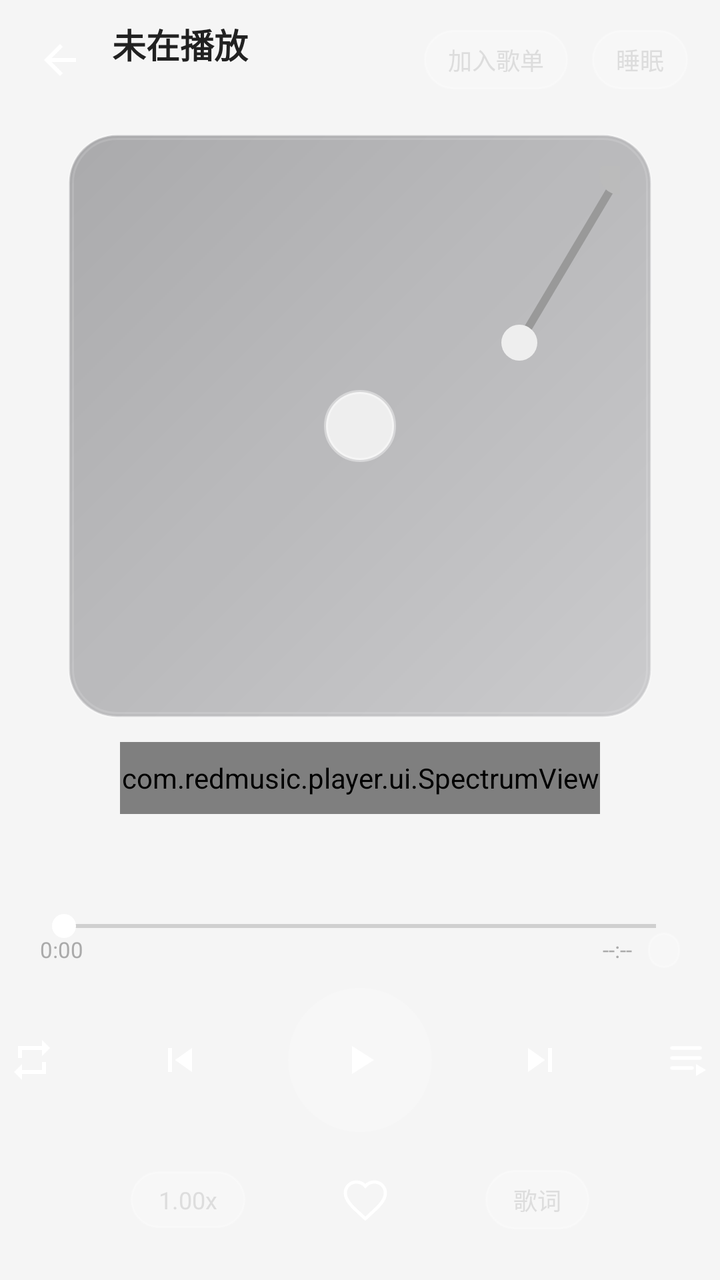
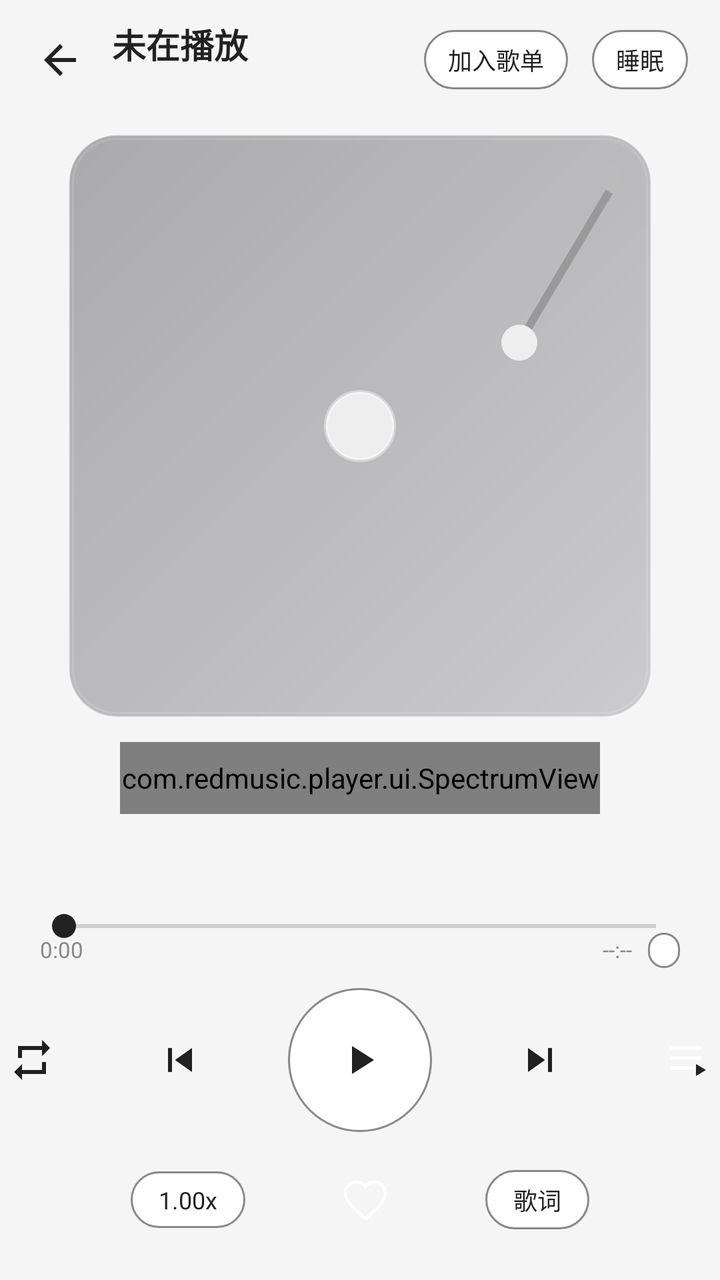

Compare the two renders of this Android layout. The source of the first and the diff that turns it into the second are given below.
<!-- AndroidManifest.xml: application theme Theme.RedMusic -->
<!-- res/layout/activity_player.xml -->
<?xml version="1.0" encoding="utf-8"?>
<FrameLayout xmlns:android="http://schemas.android.com/apk/res/android"
    android:layout_width="match_parent"
    android:layout_height="match_parent"
    android:background="@color/bg">

    <ImageView
        android:id="@+id/player_bg_blur"
        android:layout_width="match_parent"
        android:layout_height="match_parent"
        android:visibility="gone"
        android:scaleType="centerCrop" />

    <View
        android:id="@+id/player_bg_gradient"
        android:layout_width="match_parent"
        android:layout_height="match_parent" />

    <LinearLayout
        android:layout_width="match_parent"
        android:layout_height="match_parent"
        android:orientation="vertical"
        android:paddingBottom="20dp">

        
        <LinearLayout
            android:layout_width="match_parent"
            android:layout_height="wrap_content"
            android:gravity="center_vertical"
            android:orientation="horizontal"
            android:paddingStart="8dp"
            android:paddingTop="8dp"
            android:paddingEnd="16dp">

            <ImageButton
                android:id="@+id/player_back"
                android:layout_width="44dp"
                android:layout_height="44dp"
                android:background="@android:color/transparent"
                android:src="@drawable/ic_arrow_back"
                android:contentDescription="返回" />

            <LinearLayout
                android:layout_width="0dp"
                android:layout_height="wrap_content"
                android:layout_marginStart="4dp"
                android:layout_weight="1"
                android:orientation="vertical">

                <TextView
                    android:id="@+id/player_title"
                    android:layout_width="match_parent"
                    android:layout_height="wrap_content"
                    android:ellipsize="end"
                    android:maxLines="1"
                    android:text="未在播放"
                    android:textColor="@color/text_primary"
                    android:textSize="17sp"
                    android:textStyle="bold" />

                <TextView
                    android:id="@+id/player_artist"
                    android:layout_width="match_parent"
                    android:layout_height="wrap_content"
                    android:ellipsize="end"
                    android:maxLines="1"
                    android:text=""
                    android:textColor="@color/text_secondary"
                    android:textSize="12sp" />
            </LinearLayout>

            <TextView
                android:id="@+id/player_add_playlist"
                android:layout_width="wrap_content"
                android:layout_height="wrap_content"
                android:layout_marginEnd="12dp"
                android:background="@drawable/bg_chip"
                android:paddingStart="12dp"
                android:paddingTop="6dp"
                android:paddingEnd="12dp"
                android:paddingBottom="6dp"
                android:text="加入歌单"
                android:textColor="#DDDDDD"
                android:textSize="12sp" />

            <TextView
                android:id="@+id/player_timer"
                android:layout_width="wrap_content"
                android:layout_height="wrap_content"
                android:background="@drawable/bg_chip"
                android:paddingStart="12dp"
                android:paddingTop="6dp"
                android:paddingEnd="12dp"
                android:paddingBottom="6dp"
                android:text="睡眠"
                android:textColor="#DDDDDD"
                android:textSize="12sp" />
        </LinearLayout>

        
        <FrameLayout
            android:layout_width="match_parent"
            android:layout_height="0dp"
            android:layout_weight="1">

            <com.redmusic.player.ui.LyricView
                android:id="@+id/player_lyric_view"
                android:layout_width="match_parent"
                android:layout_height="match_parent"
                android:visibility="gone" />

            <LinearLayout
                android:layout_width="match_parent"
                android:layout_height="match_parent"
                android:gravity="center"
                android:orientation="vertical">

                <FrameLayout
                    android:id="@+id/player_cd_container"
                    android:layout_width="wrap_content"
                    android:layout_height="wrap_content"
                    android:background="@drawable/bg_cd_case"
                    android:padding="16dp">

                    <ImageView
                        android:id="@+id/player_cover"
                        android:layout_width="260dp"
                        android:layout_height="260dp"
                        android:contentDescription="封面"
                        android:scaleType="centerCrop" />

                    <View
                        android:id="@+id/player_cd_hole"
                        android:layout_width="36dp"
                        android:layout_height="36dp"
                        android:layout_gravity="center"
                        android:background="@drawable/bg_cd_hole" />

                    <ImageView
                        android:id="@+id/player_tonearm"
                        android:layout_width="120dp"
                        android:layout_height="140dp"
                        android:layout_gravity="top|end"
                        android:layout_marginTop="-8dp"
                        android:layout_marginEnd="-12dp"
                        android:src="@drawable/ic_tonearm" />
                </FrameLayout>

                <com.redmusic.player.ui.SpectrumView
                    android:id="@+id/player_spectrum"
                    android:layout_width="match_parent"
                    android:layout_height="36dp"
                    android:layout_marginStart="60dp"
                    android:layout_marginTop="12dp"
                    android:layout_marginEnd="60dp" />

                <TextView
                    android:id="@+id/player_lyric_line"
                    android:layout_width="match_parent"
                    android:layout_height="wrap_content"
                    android:layout_marginStart="32dp"
                    android:layout_marginTop="14dp"
                    android:layout_marginEnd="32dp"
                    android:ellipsize="end"
                    android:gravity="center"
                    android:maxLines="1"
                    android:text=""
                    android:textColor="#DDDDDD"
                    android:textSize="13sp" />
            </LinearLayout>
        </FrameLayout>

        
        <SeekBar
            android:id="@+id/player_seek"
            android:layout_width="match_parent"
            android:layout_height="wrap_content"
            android:layout_marginStart="16dp"
            android:layout_marginEnd="16dp"
            android:max="1000"
            android:progressTint="#EEEEEE"
            android:thumbTint="#FFFFFF" />

        <LinearLayout
            android:layout_width="match_parent"
            android:layout_height="wrap_content"
            android:layout_marginTop="-6dp"
            android:orientation="horizontal"
            android:paddingStart="20dp"
            android:paddingEnd="20dp">

            <TextView
                android:id="@+id/player_cur_time"
                android:layout_width="wrap_content"
                android:layout_height="wrap_content"
                android:text="0:00"
                android:textColor="#AAAAAA"
                android:textSize="11sp" />

            <Space
                android:layout_width="0dp"
                android:layout_height="1dp"
                android:layout_weight="1" />

            <TextView
                android:id="@+id/player_total_time"
                android:layout_width="wrap_content"
                android:layout_height="wrap_content"
                android:text="--:--"
                android:textColor="#AAAAAA"
                android:textSize="11sp" />

            <TextView
                android:id="@+id/player_full_time"
                android:layout_width="wrap_content"
                android:layout_height="wrap_content"
                android:layout_marginStart="8dp"
                android:background="@drawable/bg_chip"
                android:paddingStart="8dp"
                android:paddingTop="2dp"
                android:paddingEnd="8dp"
                android:paddingBottom="2dp"
                android:text=""
                android:textColor="#BBBBBB"
                android:textSize="10sp" />
        </LinearLayout>

        
        <LinearLayout
            android:layout_width="match_parent"
            android:layout_height="wrap_content"
            android:layout_marginTop="10dp"
            android:gravity="center"
            android:orientation="horizontal">

            <ImageButton
                android:id="@+id/player_mode"
                android:layout_width="40dp"
                android:layout_height="40dp"
                android:background="@android:color/transparent"
                android:src="@drawable/ic_repeat"
                android:contentDescription="播放模式" />

            <ImageButton
                android:id="@+id/player_prev"
                android:layout_width="48dp"
                android:layout_height="48dp"
                android:layout_marginStart="30dp"
                android:background="@android:color/transparent"
                android:src="@drawable/ic_prev"
                android:contentDescription="上一曲" />

            <ImageButton
                android:id="@+id/player_play"
                android:layout_width="72dp"
                android:layout_height="72dp"
                android:layout_marginStart="30dp"
                android:background="@drawable/bg_play"
                android:src="@drawable/ic_play"
                android:contentDescription="播放/暂停" />

            <ImageButton
                android:id="@+id/player_next"
                android:layout_width="48dp"
                android:layout_height="48dp"
                android:layout_marginStart="30dp"
                android:background="@android:color/transparent"
                android:src="@drawable/ic_next"
                android:contentDescription="下一曲" />

            <ImageButton
                android:id="@+id/player_playlist"
                android:layout_width="40dp"
                android:layout_height="40dp"
                android:layout_marginStart="30dp"
                android:background="@android:color/transparent"
                android:src="@drawable/ic_playlist"
                android:contentDescription="播放列表" />
        </LinearLayout>

        
        <LinearLayout
            android:layout_width="match_parent"
            android:layout_height="wrap_content"
            android:layout_marginTop="14dp"
            android:gravity="center"
            android:orientation="horizontal">

            <TextView
                android:id="@+id/player_speed"
                android:layout_width="wrap_content"
                android:layout_height="wrap_content"
                android:background="@drawable/bg_chip"
                android:paddingStart="14dp"
                android:paddingTop="6dp"
                android:paddingEnd="14dp"
                android:paddingBottom="6dp"
                android:text="1.00x"
                android:textColor="#DDDDDD"
                android:textSize="12sp" />

            <ImageButton
                android:id="@+id/player_fav"
                android:layout_width="40dp"
                android:layout_height="40dp"
                android:layout_marginStart="40dp"
                android:background="@android:color/transparent"
                android:src="@drawable/ic_heart"
                android:contentDescription="收藏" />

            <TextView
                android:id="@+id/player_lyric_toggle"
                android:layout_width="wrap_content"
                android:layout_height="wrap_content"
                android:layout_marginStart="40dp"
                android:background="@drawable/bg_chip"
                android:paddingStart="14dp"
                android:paddingTop="6dp"
                android:paddingEnd="14dp"
                android:paddingBottom="6dp"
                android:text="歌词"
                android:textColor="#DDDDDD"
                android:textSize="12sp" />
        </LinearLayout>
    </LinearLayout>
</FrameLayout>
<!-- resources referenced by this layout -->
<resources>
  <color name="bg">#F5F5F5</color>
  <color name="text_primary">#212121</color>
  <color name="text_secondary">#888888</color>
  <!-- drawable bg_cd_hole (drawable) -->
  <?xml version="1.0" encoding="utf-8"?>
  <shape xmlns:android="http://schemas.android.com/apk/res/android"
      android:shape="oval">
      <solid android:color="#EEEEEE" />
      <stroke android:width="2dp" android:color="#66FFFFFF" />
  </shape>
  <!-- drawable bg_chip (drawable) -->
  <?xml version="1.0" encoding="utf-8"?>
  <shape xmlns:android="http://schemas.android.com/apk/res/android">
      <solid android:color="#33FFFFFF" />
      <corners android:radius="20dp" />
      <stroke android:width="1dp" android:color="#44FFFFFF" />
  </shape>
  <!-- drawable bg_play (drawable) -->
  <?xml version="1.0" encoding="utf-8"?>
  <shape xmlns:android="http://schemas.android.com/apk/res/android">
      <solid android:color="#33FFFFFF" />
      <corners android:radius="36dp" />
  </shape>
  <!-- drawable ic_arrow_back (drawable) -->
  <?xml version="1.0" encoding="utf-8"?>
  <vector xmlns:android="http://schemas.android.com/apk/res/android"
      android:width="24dp" android:height="24dp"
      android:viewportWidth="24" android:viewportHeight="24">
      <path android:fillColor="#FFFFFF" android:pathData="M20,11H7.83l5.59,-5.59L12,4l-8,8l8,8l1.41,-1.41L7.83,13H20v-2z" />
  </vector>
  <!-- drawable ic_next (drawable) -->
  <?xml version="1.0" encoding="utf-8"?>
  <vector xmlns:android="http://schemas.android.com/apk/res/android"
      android:width="24dp" android:height="24dp"
      android:viewportWidth="24" android:viewportHeight="24">
      <path android:fillColor="#FFFFFF" android:pathData="M6,18l8.5,-6L6,6v12zM16,6v12h2V6h-2z" />
  </vector>
  <!-- drawable ic_play (drawable) -->
  <?xml version="1.0" encoding="utf-8"?>
  <vector xmlns:android="http://schemas.android.com/apk/res/android"
      android:width="24dp" android:height="24dp"
      android:viewportWidth="24" android:viewportHeight="24">
      <path android:fillColor="#FFFFFF" android:pathData="M8,5v14l11,-7z" />
  </vector>
  <!-- drawable ic_playlist (drawable) -->
  <vector xmlns:android="http://schemas.android.com/apk/res/android"
      android:width="24dp"
      android:height="24dp"
      android:viewportWidth="24"
      android:viewportHeight="24">
      
      <path
          android:strokeColor="#FFFFFF"
          android:strokeWidth="1.8"
          android:strokeLineCap="round"
          android:pathData="M4,6 L18,6 M4,11 L18,11 M4,16 L14,16" />
      
      <path
          android:fillColor="#FFFFFF"
          android:pathData="M16,14 L21,17 L16,20 Z" />
  </vector>
  <!-- drawable ic_prev (drawable) -->
  <?xml version="1.0" encoding="utf-8"?>
  <vector xmlns:android="http://schemas.android.com/apk/res/android"
      android:width="24dp" android:height="24dp"
      android:viewportWidth="24" android:viewportHeight="24">
      <path android:fillColor="#FFFFFF" android:pathData="M6,6h2v12H6zM9.5,12l8.5,6V6z" />
  </vector>
  <!-- drawable ic_repeat (drawable) -->
  <?xml version="1.0" encoding="utf-8"?>
  <vector xmlns:android="http://schemas.android.com/apk/res/android"
      android:width="24dp" android:height="24dp"
      android:viewportWidth="24" android:viewportHeight="24">
      <path android:fillColor="#FFFFFF" android:pathData="M7,7h10v3l4,-4l-4,-4v3H5v6h2V7zM17,17H7v-3l-4,4l4,4v-3h12v-6h-2v4z" />
  </vector>
  <color name="red">#C20C0C</color>
  <color name="red_light">#FF6B6B</color>
  <!-- unchanged entries left out for length: 4 -->
</resources>

<!-- the commit's change to res/layout/activity_player.xml (unified diff, before → after) -->
@@ -80,7 +80,7 @@
                 android:paddingEnd="12dp"
                 android:paddingBottom="6dp"
                 android:text="加入歌单"
-                android:textColor="#DDDDDD"
+                android:textColor="@color/text_primary"
                 android:textSize="12sp" />
 
             <TextView
@@ -93,7 +93,7 @@
                 android:paddingEnd="12dp"
                 android:paddingBottom="6dp"
                 android:text="睡眠"
-                android:textColor="#DDDDDD"
+                android:textColor="@color/text_primary"
                 android:textSize="12sp" />
         </LinearLayout>
 
@@ -165,7 +165,7 @@
                     android:gravity="center"
                     android:maxLines="1"
                     android:text=""
-                    android:textColor="#DDDDDD"
+                    android:textColor="@color/text_primary"
                     android:textSize="13sp" />
             </LinearLayout>
         </FrameLayout>
@@ -178,8 +178,8 @@
             android:layout_marginStart="16dp"
             android:layout_marginEnd="16dp"
             android:max="1000"
-            android:progressTint="#EEEEEE"
-            android:thumbTint="#FFFFFF" />
+            android:progressTint="@color/red"
+            android:thumbTint="@color/text_primary" />
 
         <LinearLayout
             android:layout_width="match_parent"
@@ -194,7 +194,7 @@
                 android:layout_width="wrap_content"
                 android:layout_height="wrap_content"
                 android:text="0:00"
-                android:textColor="#AAAAAA"
+                android:textColor="@color/text_secondary"
                 android:textSize="11sp" />
 
             <Space
@@ -207,7 +207,7 @@
                 android:layout_width="wrap_content"
                 android:layout_height="wrap_content"
                 android:text="--:--"
-                android:textColor="#AAAAAA"
+                android:textColor="@color/text_secondary"
                 android:textSize="11sp" />
 
             <TextView
@@ -221,7 +221,7 @@
                 android:paddingEnd="8dp"
                 android:paddingBottom="2dp"
                 android:text=""
-                android:textColor="#BBBBBB"
+                android:textColor="@color/text_secondary"
                 android:textSize="10sp" />
         </LinearLayout>
 
@@ -296,7 +296,7 @@
                 android:paddingEnd="14dp"
                 android:paddingBottom="6dp"
                 android:text="1.00x"
-                android:textColor="#DDDDDD"
+                android:textColor="@color/text_primary"
                 android:textSize="12sp" />
 
             <ImageButton
@@ -319,7 +319,7 @@
                 android:paddingEnd="14dp"
                 android:paddingBottom="6dp"
                 android:text="歌词"
-                android:textColor="#DDDDDD"
+                android:textColor="@color/text_primary"
                 android:textSize="12sp" />
         </LinearLayout>
     </LinearLayout>
<!-- resource entries referenced after the edit -->
@@ -13,36 +13,37 @@
   <!-- drawable bg_chip (drawable) -->
   <?xml version="1.0" encoding="utf-8"?>
   <shape xmlns:android="http://schemas.android.com/apk/res/android">
-      <solid android:color="#33FFFFFF" />
+      <solid android:color="@color/bg_card" />
       <corners android:radius="20dp" />
-      <stroke android:width="1dp" android:color="#44FFFFFF" />
+      <stroke android:width="1dp" android:color="@color/text_secondary" />
   </shape>
   <!-- drawable bg_play (drawable) -->
   <?xml version="1.0" encoding="utf-8"?>
   <shape xmlns:android="http://schemas.android.com/apk/res/android">
-      <solid android:color="#33FFFFFF" />
+      <solid android:color="@color/bg_card" />
       <corners android:radius="36dp" />
+      <stroke android:width="1dp" android:color="@color/text_secondary" />
   </shape>
   <!-- drawable ic_arrow_back (drawable) -->
   <?xml version="1.0" encoding="utf-8"?>
   <vector xmlns:android="http://schemas.android.com/apk/res/android"
       android:width="24dp" android:height="24dp"
       android:viewportWidth="24" android:viewportHeight="24">
-      <path android:fillColor="#FFFFFF" android:pathData="M20,11H7.83l5.59,-5.59L12,4l-8,8l8,8l1.41,-1.41L7.83,13H20v-2z" />
+      <path android:fillColor="@color/text_primary" android:pathData="M20,11H7.83l5.59,-5.59L12,4l-8,8l8,8l1.41,-1.41L7.83,13H20v-2z" />
   </vector>
   <!-- drawable ic_next (drawable) -->
   <?xml version="1.0" encoding="utf-8"?>
   <vector xmlns:android="http://schemas.android.com/apk/res/android"
       android:width="24dp" android:height="24dp"
       android:viewportWidth="24" android:viewportHeight="24">
-      <path android:fillColor="#FFFFFF" android:pathData="M6,18l8.5,-6L6,6v12zM16,6v12h2V6h-2z" />
+      <path android:fillColor="@color/text_primary" android:pathData="M6,18l8.5,-6L6,6v12zM16,6v12h2V6h-2z" />
   </vector>
   <!-- drawable ic_play (drawable) -->
   <?xml version="1.0" encoding="utf-8"?>
   <vector xmlns:android="http://schemas.android.com/apk/res/android"
       android:width="24dp" android:height="24dp"
       android:viewportWidth="24" android:viewportHeight="24">
-      <path android:fillColor="#FFFFFF" android:pathData="M8,5v14l11,-7z" />
+      <path android:fillColor="@color/text_primary" android:pathData="M8,5v14l11,-7z" />
   </vector>
   <!-- drawable ic_playlist (drawable) -->
   <vector xmlns:android="http://schemas.android.com/apk/res/android"
@@ -58,7 +59,7 @@
           android:pathData="M4,6 L18,6 M4,11 L18,11 M4,16 L14,16" />
       
       <path
-          android:fillColor="#FFFFFF"
+          android:fillColor="@color/text_primary"
           android:pathData="M16,14 L21,17 L16,20 Z" />
   </vector>
   <!-- drawable ic_prev (drawable) -->
@@ -66,15 +67,16 @@
   <vector xmlns:android="http://schemas.android.com/apk/res/android"
       android:width="24dp" android:height="24dp"
       android:viewportWidth="24" android:viewportHeight="24">
-      <path android:fillColor="#FFFFFF" android:pathData="M6,6h2v12H6zM9.5,12l8.5,6V6z" />
+      <path android:fillColor="@color/text_primary" android:pathData="M6,6h2v12H6zM9.5,12l8.5,6V6z" />
   </vector>
   <!-- drawable ic_repeat (drawable) -->
   <?xml version="1.0" encoding="utf-8"?>
   <vector xmlns:android="http://schemas.android.com/apk/res/android"
       android:width="24dp" android:height="24dp"
       android:viewportWidth="24" android:viewportHeight="24">
-      <path android:fillColor="#FFFFFF" android:pathData="M7,7h10v3l4,-4l-4,-4v3H5v6h2V7zM17,17H7v-3l-4,4l4,4v-3h12v-6h-2v4z" />
+      <path android:fillColor="@color/text_primary" android:pathData="M7,7h10v3l4,-4l-4,-4v3H5v6h2V7zM17,17H7v-3l-4,4l4,4v-3h12v-6h-2v4z" />
   </vector>
+  <color name="bg_card">#FFFFFF</color>
   <color name="red">#C20C0C</color>
   <color name="red_light">#FF6B6B</color>
   <!-- unchanged entries left out for length: 4 -->
